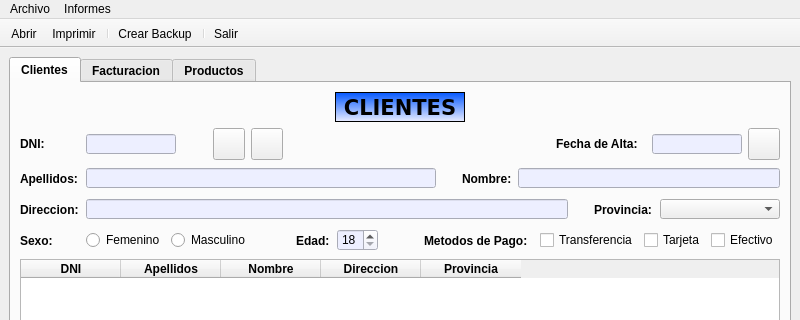
Above: PYQT5_venPrincipal.ui from MelonRodante/MarquezMiguel before the change; both pictures show x 0 to 800 and y 0 to 320 of the 800 by 600 pixel window. Below: the same form after it.
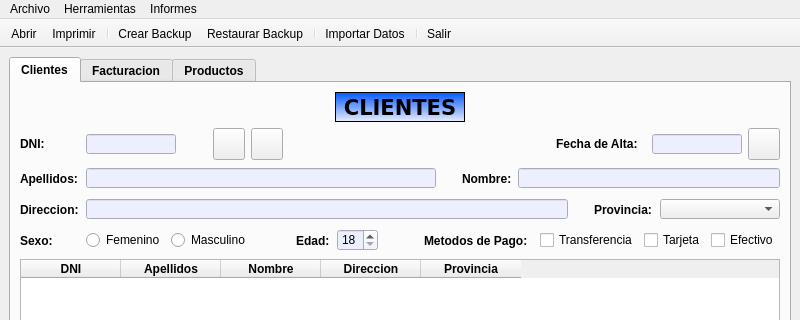
That is the form after the change. The open tabs and pages were chosen to show the change. Icons and pictures are not drawn.

Commit message: Mercaestadisticas, documentacion, restaurar BD

Diff of the .ui file:
```diff
--- a/PYQT5_venPrincipal.ui
+++ b/PYQT5_venPrincipal.ui
@@ -3049,7 +3049,17 @@
     <addaction name="separator"/>
     <addaction name="actionImprimir_factura"/>
    </widget>
+   <widget class="QMenu" name="menuHerramientas">
+    <property name="title">
+     <string>Herramientas</string>
+    </property>
+    <addaction name="actionCrear_Backup"/>
+    <addaction name="actionRestaurar_Backup"/>
+    <addaction name="separator"/>
+    <addaction name="actionImportar_Datos"/>
+   </widget>
    <addaction name="menuArchivo"/>
+   <addaction name="menuHerramientas"/>
    <addaction name="menuInformes"/>
   </widget>
   <widget class="QStatusBar" name="statusbar"/>
@@ -3073,6 +3083,9 @@
    <addaction name="actionImprimir"/>
    <addaction name="separator"/>
    <addaction name="actionCrear_Backup"/>
+   <addaction name="actionRestaurar_Backup"/>
+   <addaction name="separator"/>
+   <addaction name="actionImportar_Datos"/>
    <addaction name="separator"/>
    <addaction name="actionSalir"/>
   </widget>
@@ -3130,6 +3143,24 @@
     <string>Imprimir factura</string>
    </property>
   </action>
+  <action name="actionRestaurar_Backup">
+   <property name="icon">
+    <iconset resource="img/rc_toolbar.qrc">
+     <normaloff>:/restaurarbackup/restaurarbackup.png</normaloff>:/restaurarbackup/restaurarbackup.png</iconset>
+   </property>
+   <property name="text">
+    <string> Restaurar Backup</string>
+   </property>
+  </action>
+  <action name="actionImportar_Datos">
+   <property name="icon">
+    <iconset resource="img/rc_toolbar.qrc">
+     <normaloff>:/importardatos/importardatos.png</normaloff>:/importardatos/importardatos.png</iconset>
+   </property>
+   <property name="text">
+    <string>Importar Datos</string>
+   </property>
+  </action>
  </widget>
  <resources>
   <include location="img/rc_botonesInterfaz.qrc"/>
```
Left out of the diff: 4 changed lines with no effect on the pictures. The commit also changes 105 other files.
